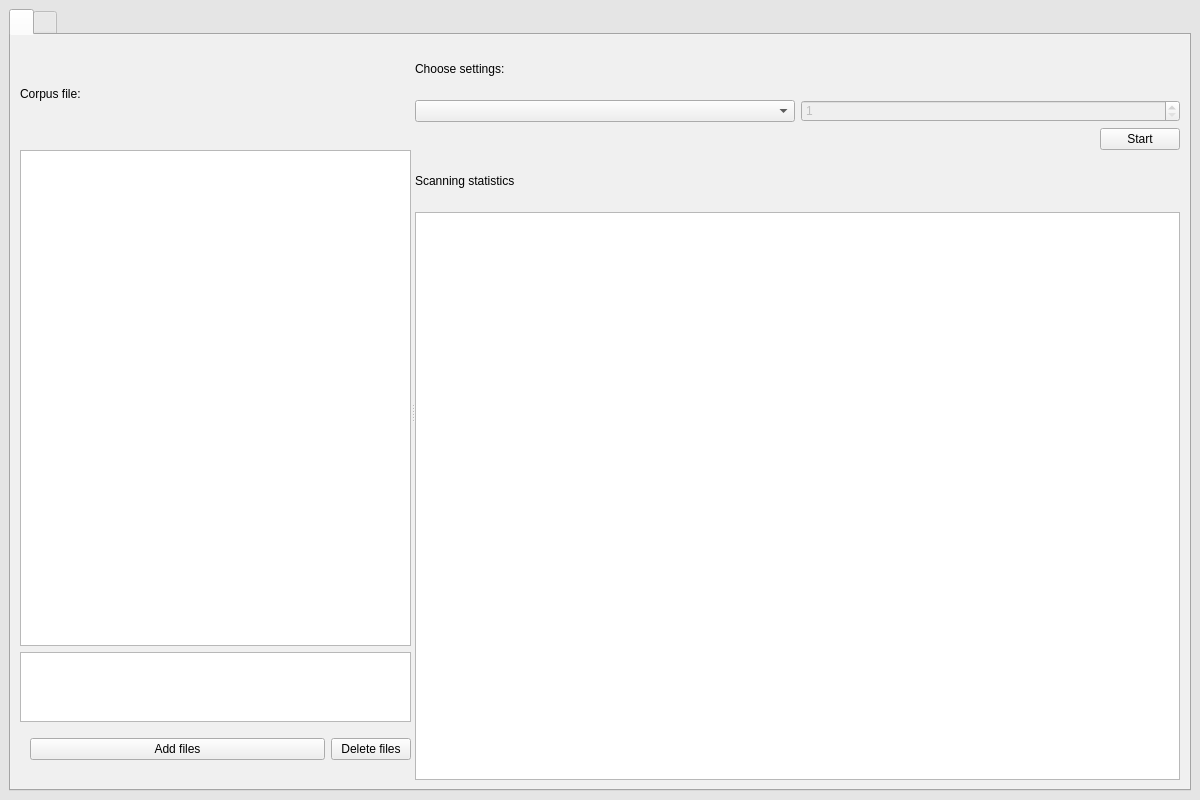
This is mainwindow.ui in romanyshyn-natalia/Word_prediction_system_based_on_n-Gram as Qt 5 draws it before an edit. The edited form follows.
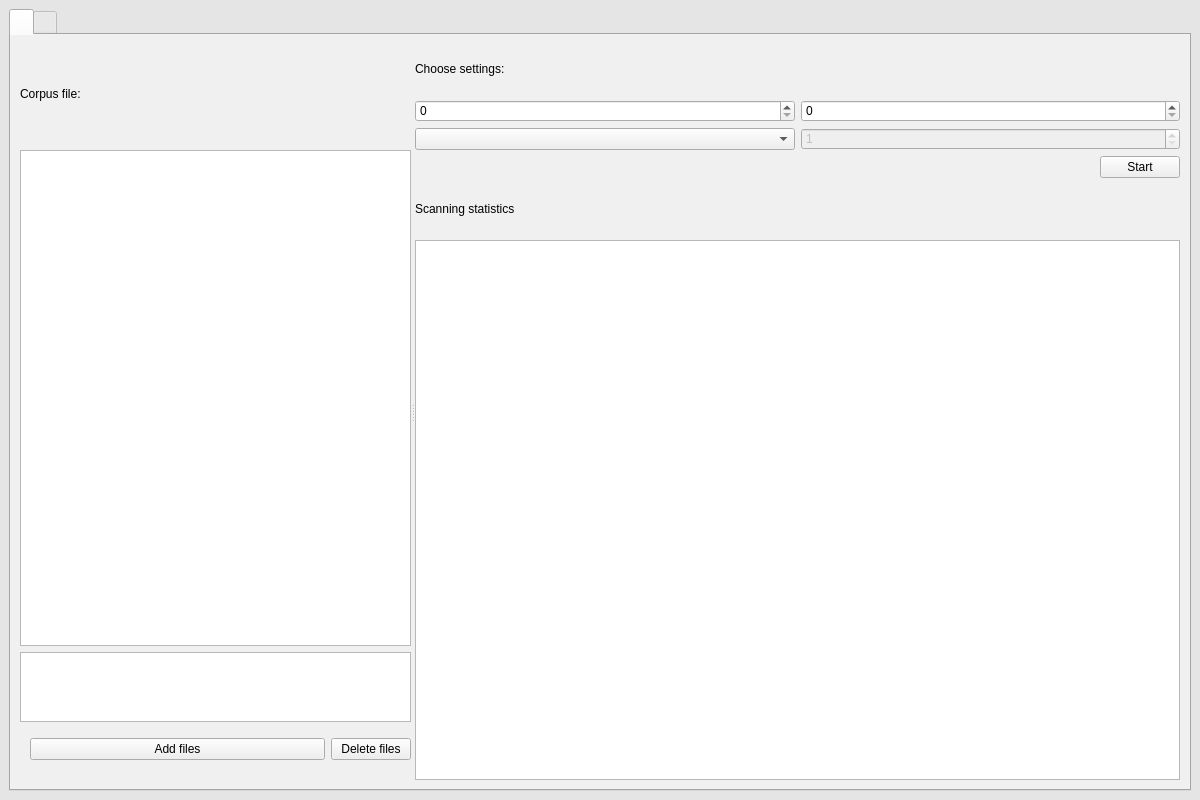
This is the edited form. The open tabs and pages were chosen to show the change.

The edit to the form file:
```diff
--- a/mainwindow.ui
+++ b/mainwindow.ui
@@ -222,6 +222,16 @@
               </property>
              </widget>
             </item>
+            <item>
+             <layout class="QHBoxLayout" name="horizontalLayout_5">
+              <item>
+               <widget class="QSpinBox" name="spinBox_2"/>
+              </item>
+              <item>
+               <widget class="QSpinBox" name="spinBox_3"/>
+              </item>
+             </layout>
+            </item>
             <item>
              <layout class="QHBoxLayout" name="horizontalLayout_2">
               <item>
```
Left out of the diff: 9 changed lines with no effect on the pictures.
